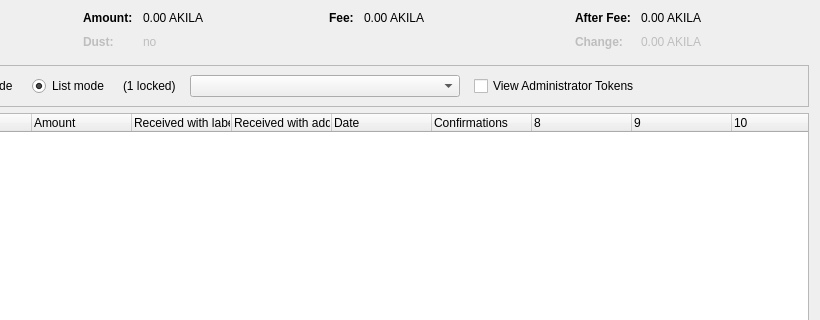
Before: the Qt Designer form src/qt/forms/tokencontroldialog.ui in PaladeumBlockchain/Paladeum, drawn with Qt 5; both pictures show x 180 to 1000 and y 0 to 320 of the 1000 by 500 pixel window.
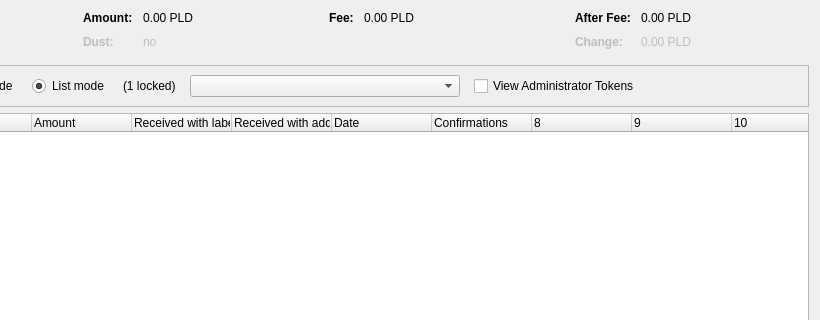
After: the same form once the commit is applied. Custom widgets are drawn as their Qt base class.

Commit message: Rename Akila -> Paladeum

```diff
--- a/src/qt/forms/tokencontroldialog.ui
+++ b/src/qt/forms/tokencontroldialog.ui
@@ -132,7 +132,7 @@
           <enum>Qt::ActionsContextMenu</enum>
          </property>
          <property name="text">
-          <string notr="true">0.00 AKILA</string>
+          <string notr="true">0.00 PLD</string>
          </property>
          <property name="textInteractionFlags">
           <set>Qt::LinksAccessibleByMouse|Qt::TextSelectableByKeyboard|Qt::TextSelectableByMouse</set>
@@ -212,7 +212,7 @@
           <enum>Qt::ActionsContextMenu</enum>
          </property>
          <property name="text">
-          <string notr="true">0.00 AKILA</string>
+          <string notr="true">0.00 PLD</string>
          </property>
          <property name="textInteractionFlags">
           <set>Qt::LinksAccessibleByMouse|Qt::TextSelectableByKeyboard|Qt::TextSelectableByMouse</set>
@@ -257,7 +257,7 @@
           <enum>Qt::ActionsContextMenu</enum>
          </property>
          <property name="text">
-          <string notr="true">0.00 AKILA</string>
+          <string notr="true">0.00 PLD</string>
          </property>
          <property name="textInteractionFlags">
           <set>Qt::LinksAccessibleByMouse|Qt::TextSelectableByKeyboard|Qt::TextSelectableByMouse</set>
@@ -292,7 +292,7 @@
           <enum>Qt::ActionsContextMenu</enum>
          </property>
          <property name="text">
-          <string notr="true">0.00 AKILA</string>
+          <string notr="true">0.00 PLD</string>
          </property>
          <property name="textInteractionFlags">
           <set>Qt::LinksAccessibleByMouse|Qt::TextSelectableByKeyboard|Qt::TextSelectableByMouse</set>
```
The commit also changes 1091 other files.
